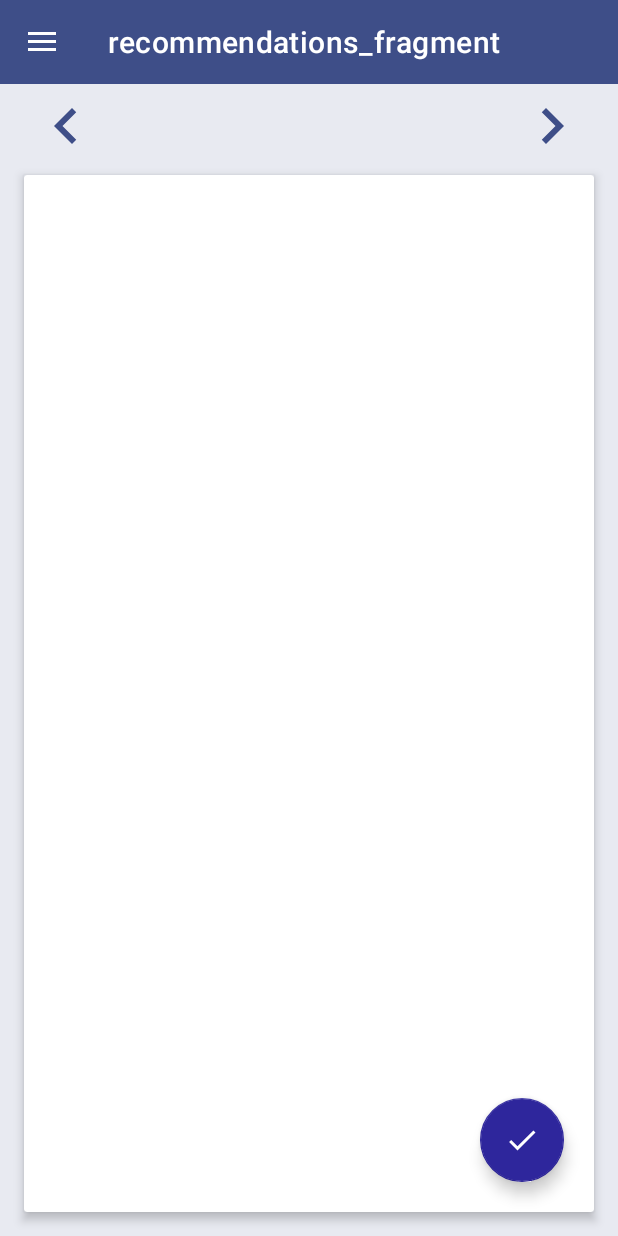
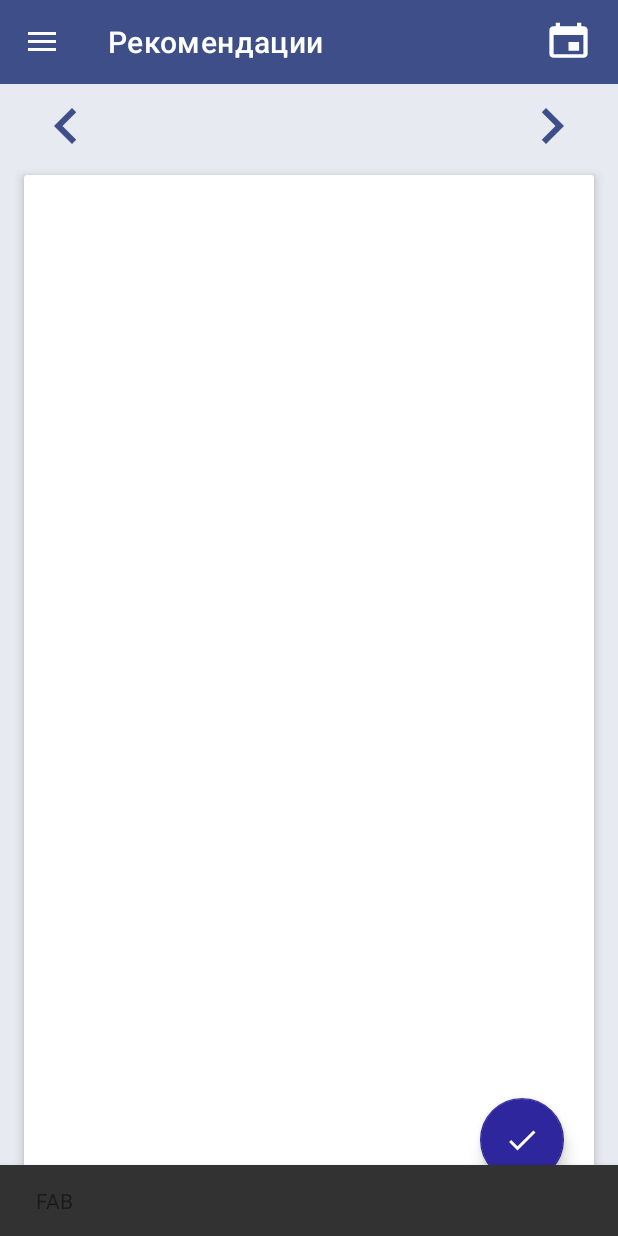
Before and after one commit to Tenzo0/Patient-Support-App, an Android app: the MainActivity screen opened directly, with no data from a screen before it, in the side drawer, after a tap on "Рекомендации", on a phone screen of 412 x 824 dp. Run offline under Robolectric (Android 15) with nearby library versions, the phone set to English and light mode, and no system bars; our stand-ins replace data binding, navigation-ui; 1 statement that could not run was skipped.

Commit message:
migrate RecommendationsFragment toolbar changes to MainActivity

```diff
--- a/app/src/main/java/ru/poas/patientassistant/client/ui/main/MainActivity.kt
+++ b/app/src/main/java/ru/poas/patientassistant/client/ui/main/MainActivity.kt
@@ -1,13 +1,16 @@
 package ru.poas.patientassistant.client.ui.main
 
 import android.os.Bundle
+import android.view.View
 import androidx.appcompat.app.AppCompatActivity
 import androidx.databinding.DataBindingUtil
 import androidx.drawerlayout.widget.DrawerLayout
+import androidx.navigation.NavDestination
 import androidx.navigation.findNavController
 import androidx.navigation.ui.AppBarConfiguration
 import androidx.navigation.ui.NavigationUI
 import androidx.navigation.ui.setupWithNavController
+import kotlinx.android.synthetic.main.activity_main.*
 import ru.poas.patientassistant.client.R
 import ru.poas.patientassistant.client.databinding.ActivityMainBinding
 
@@ -34,6 +37,19 @@ class MainActivity : AppCompatActivity() {
                 drawerLayout)
         binding.toolbar.setupWithNavController(navController, appBarConfiguration)
         NavigationUI.setupWithNavController(binding.navView, navController)
+        navController.addOnDestinationChangedListener { controller, destination, arguments ->
+            when(destination.id) {
+                R.id.recommendationsFragment -> {
+                    binding.toolbar.apply {
+                        title = "Рекомендации"
+                    }
+                    binding.calendarButton.visibility = View.VISIBLE
+                }
+                else -> {
+                    binding.calendarButton.visibility = View.GONE
+                }
+            }
+        }
     }
 
 }
--- a/app/src/main/java/ru/poas/patientassistant/client/ui/main/RecommendationsFragment.kt
+++ b/app/src/main/java/ru/poas/patientassistant/client/ui/main/RecommendationsFragment.kt
@@ -5,13 +5,11 @@ import android.os.Bundle
 import android.view.LayoutInflater
 import android.view.View
 import android.view.ViewGroup
-import android.widget.DatePicker
 import androidx.databinding.DataBindingUtil
 import androidx.fragment.app.Fragment
 import androidx.lifecycle.ViewModelProvider
+import com.google.android.material.snackbar.Snackbar
 import kotlinx.android.synthetic.main.activity_main.*
-import kotlinx.android.synthetic.main.activity_main.calendar_button
-import kotlinx.android.synthetic.main.activity_main.view.*
 import ru.poas.patientassistant.client.R
 import ru.poas.patientassistant.client.databinding.RecommendationsFragmentBinding
 import ru.poas.patientassistant.client.viewmodel.main.RecommendationsViewModel
@@ -26,7 +24,9 @@ class RecommendationsFragment : Fragment() {
         inflater: LayoutInflater, container: ViewGroup?,
         savedInstanceState: Bundle?
     ): View? {
-        binding = DataBindingUtil.inflate(layoutInflater, R.layout.recommendations_fragment, container, false)
+        binding = DataBindingUtil
+            .inflate(layoutInflater, R.layout.recommendations_fragment,
+                container, false)
 
         val cldr = Calendar.getInstance()
         val day = cldr.get(Calendar.DAY_OF_MONTH)
@@ -34,15 +34,16 @@ class RecommendationsFragment : Fragment() {
         val year = cldr.get(Calendar.YEAR)
 
         val picker = DatePickerDialog(activity!!,
-            DatePickerDialog.OnDateSetListener { view, year, monthOfYear, dayOfMonth ->
-            }, year, month, day)
+            DatePickerDialog.OnDateSetListener { view, year, monthOfYear, dayOfMonth -> },
+                year, month, day)
 
-        activity!!.toolbar.apply {
-            title = "Рекомендации"
-        }
-        activity!!.calendar_button.visibility = View.VISIBLE
         activity!!.calendar_button.setOnClickListener {
             picker.show()
+        }
+
+        binding.floatingActionButton.setOnClickListener {
+            Snackbar.make(binding.root, "FAB", Snackbar.LENGTH_LONG)
+                .show()
         }
 
         return binding.root
```
